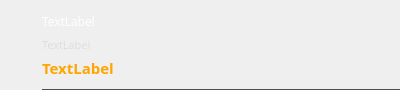
Old version of the form src/gui/ui/transactionframe.ui in the repository ConcealNetwork/conceal-desktop.
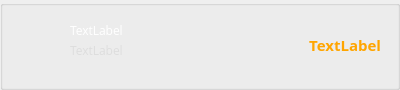
New version of the form.

What changed in the file:
```diff
--- a/src/gui/ui/transactionframe.ui
+++ b/src/gui/ui/transactionframe.ui
@@ -37,7 +37,7 @@
   <property name="frameShadow">
    <enum>QFrame::Raised</enum>
   </property>
-  <layout class="QHBoxLayout" name="horizontalLayout_2" stretch="0,0">
+  <layout class="QHBoxLayout" name="horizontalLayout_2" stretch="0">
    <property name="leftMargin">
     <number>0</number>
    </property>
@@ -51,7 +51,25 @@
     <number>0</number>
    </property>
    <item>
+    <widget class="QGroupBox" name="groupBox">
+     <property name="minimumSize">
+      <size>
+       <width>400</width>
+       <height>90</height>
+      </size>
+     </property>
+     <property name="title">
+      <string/>
+     </property>
     <widget class="QLabel" name="m_iconLabel">
+      <property name="geometry">
+       <rect>
+        <x>10</x>
+        <y>20</y>
+        <width>36</width>
+        <height>36</height>
+       </rect>
+      </property>
      <property name="maximumSize">
       <size>
        <width>36</width>
@@ -65,35 +83,15 @@
       <set>Qt::AlignRight|Qt::AlignTrailing|Qt::AlignVCenter</set>
      </property>
     </widget>
-   </item>
-   <item>
-    <layout class="QVBoxLayout" name="verticalLayout">
-     <property name="spacing">
-      <number>0</number>
-     </property>
-     <item>
-      <spacer name="verticalSpacer_2">
-       <property name="orientation">
-        <enum>Qt::Vertical</enum>
-       </property>
-       <property name="sizeType">
-        <enum>QSizePolicy::Fixed</enum>
-       </property>
-       <property name="sizeHint" stdset="0">
-        <size>
-         <width>20</width>
-         <height>10</height>
-        </size>
-       </property>
-      </spacer>
-     </item>
-     <item>
-      <layout class="QHBoxLayout" name="horizontalLayout" stretch="0">
-       <property name="spacing">
-        <number>20</number>
-       </property>
-       <item>
         <widget class="QLabel" name="m_timeLabel">
+      <property name="geometry">
+       <rect>
+        <x>70</x>
+        <y>20</y>
+        <width>150</width>
+        <height>20</height>
+       </rect>
+      </property>
          <property name="font">
           <font>
            <family>Open Sans</family>
@@ -107,15 +105,46 @@
           <string>TextLabel</string>
          </property>
         </widget>
-       </item>
-      </layout>
-     </item>
-     <item>
+     <widget class="QLabel" name="m_amountLabel">
+      <property name="geometry">
+       <rect>
+        <x>240</x>
+        <y>30</y>
+        <width>141</width>
+        <height>29</height>
+       </rect>
+      </property>
+      <property name="font">
+       <font>
+        <family>Open Sans</family>
+        <pointsize>11</pointsize>
+        <weight>75</weight>
+        <bold>true</bold>
+       </font>
+      </property>
+      <property name="styleSheet">
+       <string notr="true">color: orange;</string>
+      </property>
+      <property name="text">
+       <string>TextLabel</string>
+      </property>
+      <property name="alignment">
+       <set>Qt::AlignRight|Qt::AlignTrailing|Qt::AlignVCenter</set>
+      </property>
+     </widget>
       <widget class="QLabel" name="m_hashLabel">
+      <property name="geometry">
+       <rect>
+        <x>70</x>
+        <y>40</y>
+        <width>150</width>
+        <height>20</height>
+       </rect>
+      </property>
        <property name="font">
         <font>
          <family>Open Sans</family>
-         <pointsize>8</pointsize>
+        <pointsize>9</pointsize>
         </font>
        </property>
        <property name="styleSheet">
@@ -140,64 +169,7 @@
         <set>Qt::NoTextInteraction</set>
        </property>
       </widget>
-     </item>
-     <item>
-      <widget class="QLabel" name="m_amountLabel">
-       <property name="font">
-        <font>
-         <family>Open Sans</family>
-         <pointsize>11</pointsize>
-         <weight>75</weight>
-         <bold>true</bold>
-        </font>
-       </property>
-       <property name="styleSheet">
-        <string notr="true">color: orange;</string>
-       </property>
-       <property name="text">
-        <string>TextLabel</string>
-       </property>
-      </widget>
-     </item>
-     <item>
-      <spacer name="verticalSpacer">
-       <property name="orientation">
-        <enum>Qt::Vertical</enum>
-       </property>
-       <property name="sizeType">
-        <enum>QSizePolicy::Fixed</enum>
-       </property>
-       <property name="sizeHint" stdset="0">
-        <size>
-         <width>20</width>
-         <height>10</height>
-        </size>
-       </property>
-      </spacer>
-     </item>
-     <item>
-      <widget class="Line" name="line">
-       <property name="minimumSize">
-        <size>
-         <width>0</width>
-         <height>1</height>
-        </size>
-       </property>
-       <property name="maximumSize">
-        <size>
-         <width>16777215</width>
-         <height>1</height>
-        </size>
-       </property>
-       <property name="styleSheet">
-        <string notr="true">background-color: #444;</string>
-       </property>
-       <property name="orientation">
-        <enum>Qt::Horizontal</enum>
-       </property>
-      </widget>
-     </item>
-    </layout>
+    </widget>
    </item>
   </layout>
  </widget>
```
Lines whose indentation alone changed are shown as unchanged.
